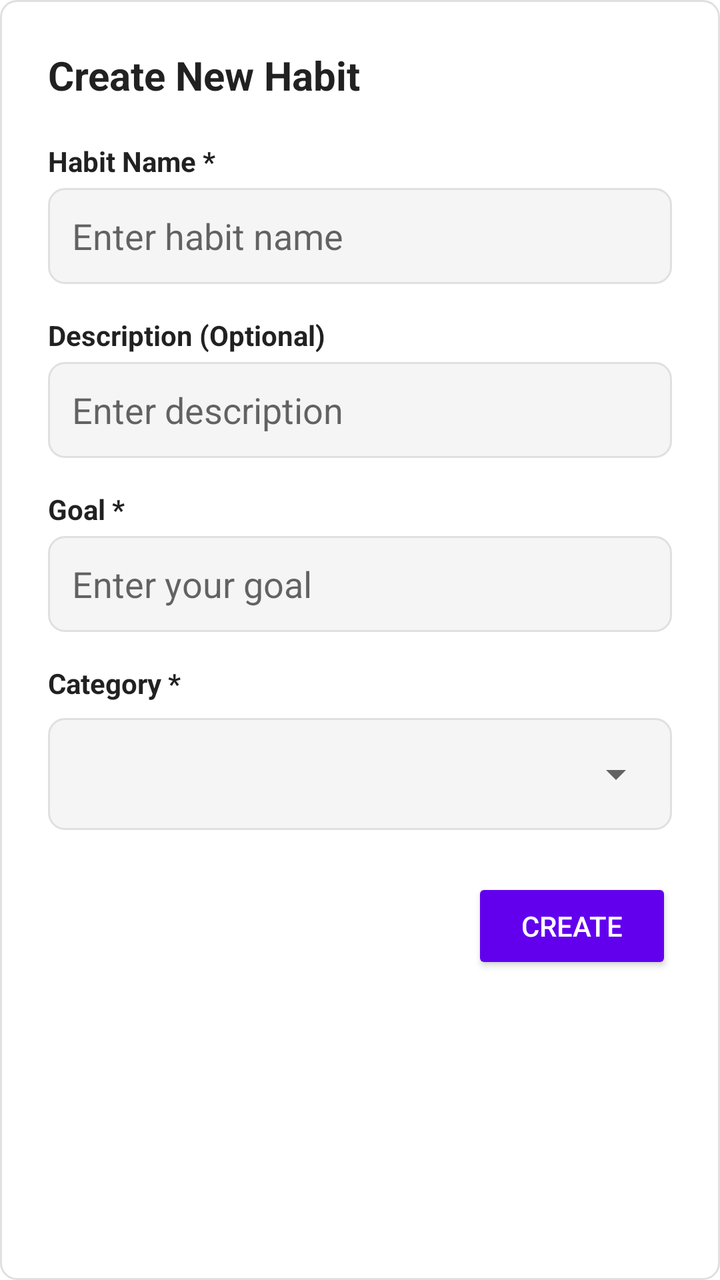
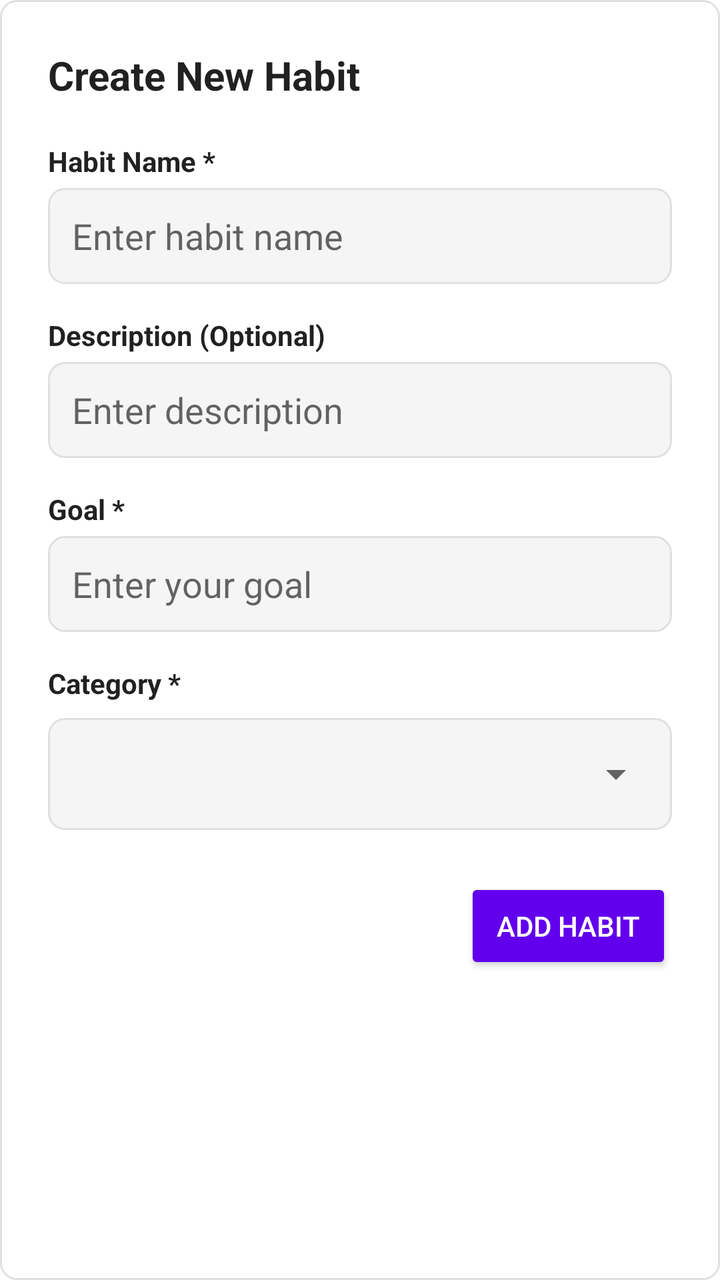

Two renders of the same Android screen: before a commit and after it. Below are the layout's source before the change and the commit's diff.
<!-- AndroidManifest.xml: application theme Theme.ProgFront -->
<!-- res/layout/dialog_add_habit.xml -->
<?xml version="1.0" encoding="utf-8"?>
<LinearLayout xmlns:android="http://schemas.android.com/apk/res/android"
    android:layout_width="match_parent"
    android:layout_height="wrap_content"
    android:orientation="vertical"
    android:padding="24dp"
    android:minWidth="400dp"
    android:background="@drawable/dialog_background">

    <TextView
        android:layout_width="wrap_content"
        android:layout_height="wrap_content"
        android:text="Create New Habit"
        android:textSize="20sp"
        android:textStyle="bold"
        android:textColor="?android:attr/textColorPrimary"
        android:layout_marginBottom="20dp" />

    <TextView
        android:layout_width="wrap_content"
        android:layout_height="wrap_content"
        android:text="Habit Name *"
        android:textSize="14sp"
        android:textStyle="bold"
        android:textColor="?android:attr/textColorPrimary"
        android:layout_marginBottom="4dp" />

    <EditText
        android:id="@+id/editTextHabitName"
        android:layout_width="match_parent"
        android:layout_height="48dp"
        android:hint="Enter habit name"
        android:background="@drawable/spinner_background"
        android:padding="12dp"
        android:layout_marginBottom="16dp" />

    <TextView
        android:layout_width="wrap_content"
        android:layout_height="wrap_content"
        android:text="Description (Optional)"
        android:textSize="14sp"
        android:textStyle="bold"
        android:textColor="?android:attr/textColorPrimary"
        android:layout_marginBottom="4dp" />

    <EditText
        android:id="@+id/editTextHabitDescription"
        android:layout_width="match_parent"
        android:layout_height="48dp"
        android:hint="Enter description"
        android:background="@drawable/spinner_background"
        android:padding="12dp"
        android:layout_marginBottom="16dp" />

    <TextView
        android:layout_width="wrap_content"
        android:layout_height="wrap_content"
        android:text="Goal *"
        android:textSize="14sp"
        android:textStyle="bold"
        android:textColor="?android:attr/textColorPrimary"
        android:layout_marginBottom="4dp" />

    <EditText
        android:id="@+id/editTextHabitGoal"
        android:layout_width="match_parent"
        android:layout_height="48dp"
        android:hint="Enter your goal"
        android:background="@drawable/spinner_background"
        android:padding="12dp"
        android:layout_marginBottom="16dp" />

    <TextView
        android:layout_width="wrap_content"
        android:layout_height="wrap_content"
        android:text="Category *"
        android:textSize="14sp"
        android:textStyle="bold"
        android:textColor="?android:attr/textColorPrimary"
        android:layout_marginBottom="8dp" />

    <LinearLayout
        android:layout_width="match_parent"
        android:layout_height="wrap_content"
        android:orientation="horizontal"
        android:background="@drawable/spinner_background"
        android:padding="4dp"
        android:layout_marginBottom="24dp">

        <Spinner
            android:id="@+id/spinnerHabitCategory"
            android:layout_width="match_parent"
            android:layout_height="48dp"
            android:padding="8dp" />

    </LinearLayout>

    <LinearLayout
        android:layout_width="match_parent"
        android:layout_height="wrap_content"
        android:orientation="horizontal"
        android:gravity="end">

        <Button
            android:id="@+id/buttonCancelHabit"
            android:layout_width="wrap_content"
            android:layout_height="wrap_content"
            android:text="Cancel"
            android:minWidth="100dp"
            android:layout_marginEnd="12dp"
            style="@style/Widget.AppCompat.Button.Borderless" />

        <Button
            android:id="@+id/buttonCreateHabit"
            android:layout_width="wrap_content"
            android:layout_height="wrap_content"
            android:text="Create"
            android:minWidth="100dp"
            style="@style/Widget.AppCompat.Button.Colored" />

    </LinearLayout>

</LinearLayout>
<!-- resources referenced by this layout -->
<resources>
  <!-- drawable dialog_background (drawable) -->
  <?xml version="1.0" encoding="utf-8"?>
  <shape xmlns:android="http://schemas.android.com/apk/res/android">
      <solid android:color="?android:attr/colorBackground" />
      <corners android:radius="8dp" />
      <stroke
          android:width="1dp"
          android:color="#E0E0E0" />
  </shape>
  <!-- drawable spinner_background (drawable) -->
  <?xml version="1.0" encoding="utf-8"?>
  <shape xmlns:android="http://schemas.android.com/apk/res/android">
      <solid android:color="#F5F5F5" />
      <corners android:radius="8dp" />
      <stroke
          android:width="1dp"
          android:color="#E0E0E0" />
  </shape>
  <style name="Theme.ProgFront" parent="Theme.MaterialComponents.DayNight.DarkActionBar">
          
          <item name="colorPrimary">@color/purple_500</item>
          <item name="colorPrimaryVariant">@color/purple_700</item>
          <item name="colorOnPrimary">@color/white</item>
          
          <item name="colorSecondary">@color/teal_200</item>
          <item name="colorSecondaryVariant">@color/teal_700</item>
          <item name="colorOnSecondary">@color/black</item>
          
          <item name="android:statusBarColor">?attr/colorPrimaryVariant</item>
          
      </style>
  <color name="purple_500">#FF6200EE</color>
  <color name="purple_700">#FF3700B3</color>
  <color name="white">#FFFFFFFF</color>
  <color name="teal_200">#FF03DAC5</color>
  <color name="teal_700">#FF018786</color>
  <color name="black">#FF000000</color>
</resources>

<!-- the commit's change to res/layout/dialog_add_habit.xml (unified diff, before → after) -->
@@ -106,7 +106,6 @@
             android:layout_width="wrap_content"
             android:layout_height="wrap_content"
             android:text="Cancel"
-            android:minWidth="100dp"
             android:layout_marginEnd="12dp"
             style="@style/Widget.AppCompat.Button.Borderless" />
 
@@ -114,8 +113,7 @@
             android:id="@+id/buttonCreateHabit"
             android:layout_width="wrap_content"
             android:layout_height="wrap_content"
-            android:text="Create"
-            android:minWidth="100dp"
+            android:text="Add Habit"
             style="@style/Widget.AppCompat.Button.Colored" />
 
     </LinearLayout>
